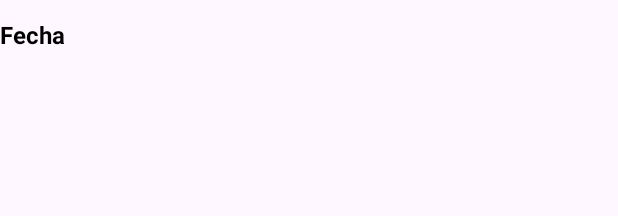
After one commit to rammoon13/EZPOS, an Android app: the layout item_fecha_header.xml on its own in the app's theme, with its tools: preview values and no code run, on a phone screen of 412 x 824 dp. The commit adds this screen. Shown: the top 216 px of the screen. Run offline under Robolectric (Android 15) with nearby library versions, the phone set to English and light mode, and no system bars.

Commit message:
Add date headers for order lists

```diff
--- /dev/null
+++ b/app/src/main/res/layout/item_fecha_header.xml
@@ -0,0 +1,11 @@
+<?xml version="1.0" encoding="utf-8"?>
+<TextView xmlns:android="http://schemas.android.com/apk/res/android"
+    android:id="@+id/tvFechaHeader"
+    android:layout_width="match_parent"
+    android:layout_height="wrap_content"
+    android:paddingTop="12dp"
+    android:paddingBottom="4dp"
+    android:text="Fecha"
+    android:textStyle="bold"
+    android:textSize="16sp"
+    android:textColor="?attr/colorOnBackground" />
--- a/app/src/main/res/values/strings.xml
+++ b/app/src/main/res/values/strings.xml
@@ -10,4 +10,5 @@
     <string name="intro_agregar_producto">Introduce la informaci\u00f3n del producto y guarda.</string>
     <string name="intro_registro">Crea tu cuenta rellenando todos los campos y pulsa Registrarse.</string>
     <string name="intro_resumen_pedido">Revisa los detalles del pedido y registra el pago o entrega.</string>
+    <string name="label_today">Hoy</string>
 </resources>
```
Also changed, not shown: app/src/main/java/com/example/ezpos/fragments/HistorialFragment.java (+30 -0 lines), app/src/main/java/com/example/ezpos/fragments/PedidosFragment.java (+28 -3 lines).
